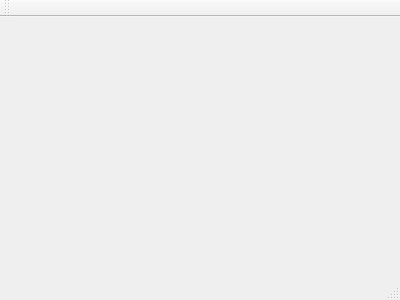
Above: LotteDataCommunicationCompany/mainwindow.ui from rapsealk/qt before the change. Below: the same form after it.
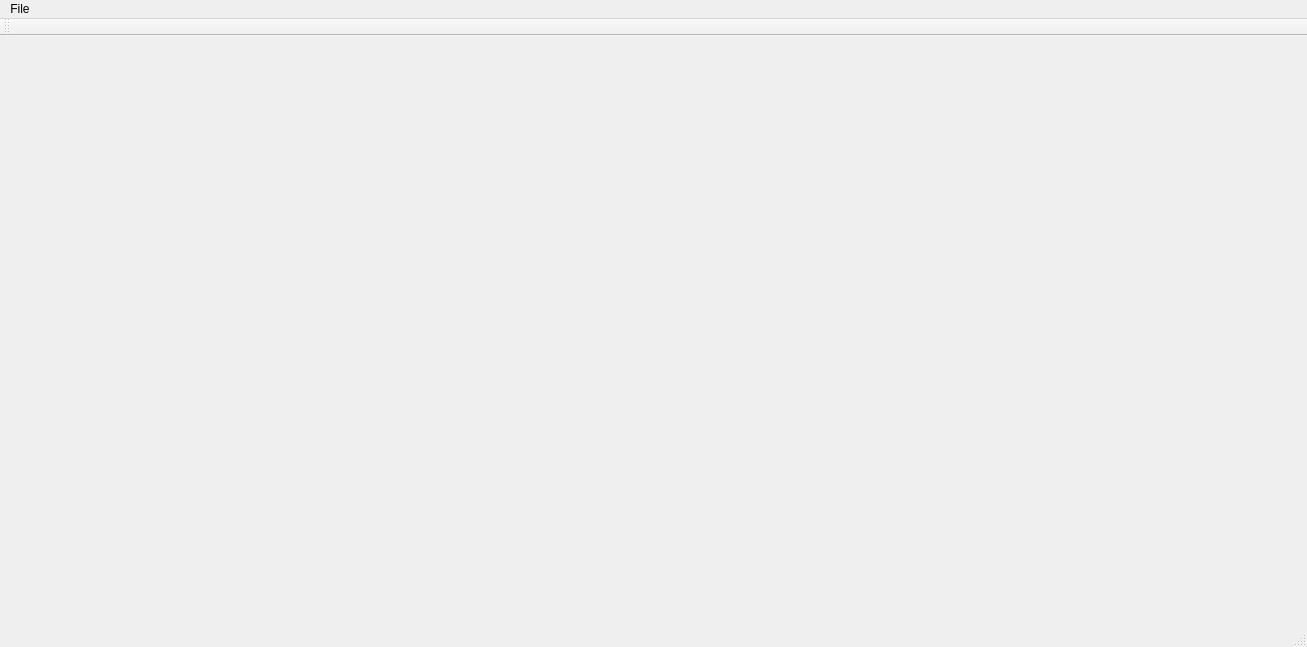
That is the form after the change.

Diff of the .ui file:
```diff
--- a/LotteDataCommunicationCompany/mainwindow.ui
+++ b/LotteDataCommunicationCompany/mainwindow.ui
@@ -1,24 +1,57 @@
 <ui version="4.0">
  <class>MainWindow</class>
- <widget class="QMainWindow" name="MainWindow" >
-  <property name="geometry" >
+ <widget class="QMainWindow" name="MainWindow">
+  <property name="geometry">
    <rect>
     <x>0</x>
     <y>0</y>
-    <width>400</width>
-    <height>300</height>
+    <width>1307</width>
+    <height>647</height>
    </rect>
   </property>
   <property name="windowTitle" >
    <string>MainWindow</string>
   </property>
-  <widget class="QMenuBar" name="menuBar" />
-  <widget class="QToolBar" name="mainToolBar" />
-  <widget class="QWidget" name="centralWidget" />
-  <widget class="QStatusBar" name="statusBar" />
+  <widget class="QWidget" name="centralWidget">
+   <widget class="QWidget" name="gridLayoutWidget">
+    <property name="geometry">
+     <rect>
+      <x>0</x>
+      <y>0</y>
+      <width>1301</width>
+      <height>581</height>
+     </rect>
+    </property>
+    <layout class="QGridLayout" name="gridLayout"/>
+   </widget>
+  </widget>
+  <widget class="QMenuBar" name="menuBar">
+   <property name="geometry">
+    <rect>
+     <x>0</x>
+     <y>0</y>
+     <width>1307</width>
+     <height>26</height>
+    </rect>
+   </property>
+   <widget class="QMenu" name="menuFile">
+    <property name="title">
+     <string>File</string>
+    </property>
+   </widget>
+   <addaction name="menuFile"/>
+  </widget>
+  <widget class="QToolBar" name="mainToolBar">
+   <attribute name="toolBarArea">
+    <enum>TopToolBarArea</enum>
+   </attribute>
+   <attribute name="toolBarBreak">
+    <bool>false</bool>
+   </attribute>
+  </widget>
+  <widget class="QStatusBar" name="statusBar"/>
  </widget>
- <layoutDefault spacing="6" margin="11" />
- <pixmapfunction></pixmapfunction>
+ <layoutdefault spacing="6" margin="11"/>
  <resources/>
  <connections/>
 </ui>
```
Left out of the diff: 3 changed lines with no effect on the pictures.
